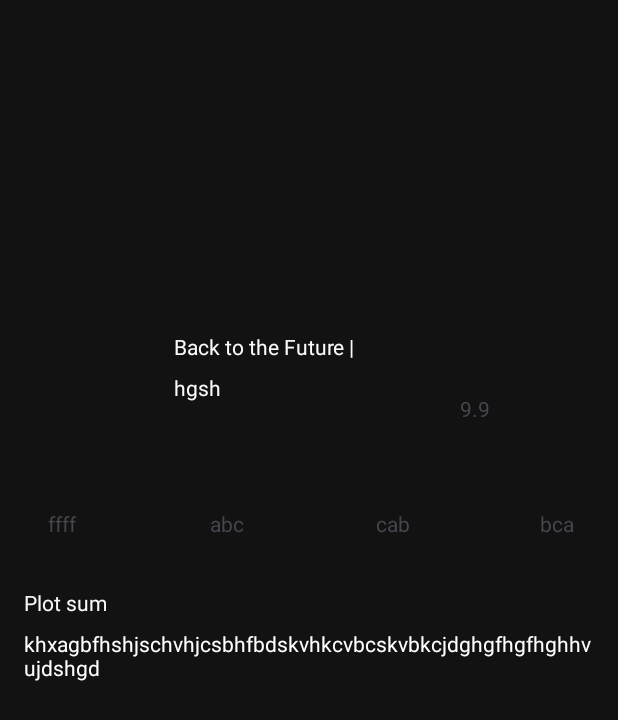
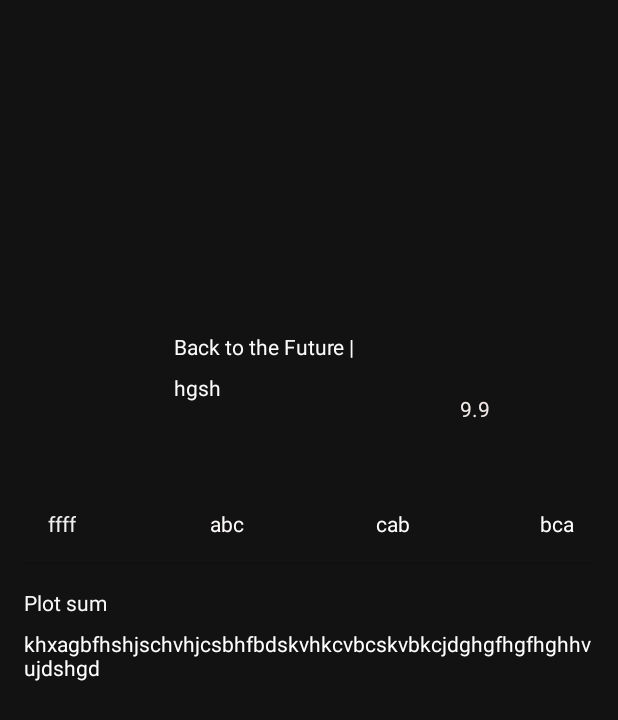
Before and after one commit to Itamar-Jakubovitch/Ex03, an Android app: the screen it shows after launch (MainActivity), on a phone screen of 412 x 824 dp. Shown: the top 720 px of the screen. Run offline under Robolectric (Android 15) with nearby library versions, the phone set to English and light mode, and no system bars.

Commit message:
final commit after small changes

```diff
--- a/app/src/main/res/layout/activity_main.xml
+++ b/app/src/main/res/layout/activity_main.xml
@@ -33,6 +33,7 @@
         android:layout_height="wrap_content"
         android:layout_marginTop="4dp"
         android:text="ffff"
+        android:textColor="#EFEFEF"
         app:layout_constraintEnd_toEndOf="@+id/imageView3"
         app:layout_constraintStart_toStartOf="@+id/imageView3"
         app:layout_constraintTop_toBottomOf="@+id/imageView3" />
@@ -84,6 +85,7 @@
         android:layout_height="wrap_content"
         android:layout_marginTop="4dp"
         android:text="abc"
+        android:textColor="#FFFAFA"
         app:layout_constraintEnd_toEndOf="@+id/imageView6"
         app:layout_constraintStart_toStartOf="@+id/imageView6"
         app:layout_constraintTop_toBottomOf="@+id/imageView6" />
@@ -94,6 +96,7 @@
         android:layout_height="wrap_content"
         android:layout_marginTop="4dp"
         android:text="cab"
+        android:textColor="#FDFDFD"
         app:layout_constraintEnd_toEndOf="@+id/imageView5"
         app:layout_constraintHorizontal_bias="0.535"
         app:layout_constraintStart_toStartOf="@+id/imageView5"
@@ -105,6 +108,7 @@
         android:layout_height="wrap_content"
         android:layout_marginTop="4dp"
         android:text="bca"
+        android:textColor="#FFFFFF"
         app:layout_constraintEnd_toEndOf="@+id/imageView4"
         app:layout_constraintStart_toStartOf="@+id/imageView4"
         app:layout_constraintTop_toBottomOf="@+id/imageView4" />
@@ -169,6 +173,7 @@
         android:layout_width="wrap_content"
         android:layout_height="wrap_content"
         android:text="9.9"
+        android:textColor="#F2E9E9"
         app:layout_constraintEnd_toEndOf="@+id/imageView7"
         app:layout_constraintStart_toStartOf="@+id/imageView7"
         app:layout_constraintTop_toBottomOf="@+id/imageView7" />
```
